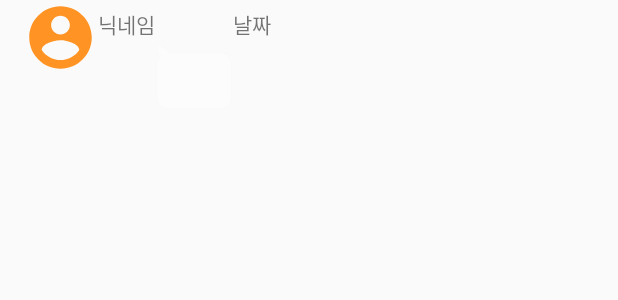
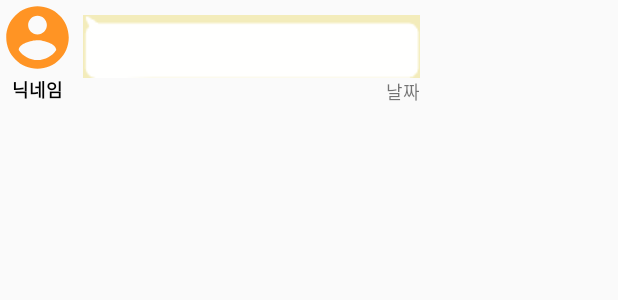
Before and after one commit to kwonjuyeong/mycapston, an Android app: the layout left_chat_item.xml on its own in the app's theme, with its tools: preview values and no code run, on a phone screen of 412 x 824 dp. Shown: the top 300 px of the screen. Run offline under Robolectric (Android 15) with nearby library versions, the phone set to English and light mode, and no system bars.

Commit message:
레이아웃 대량 변경 again2 채팅 레이아웃 다시짬

```diff
--- a/app/src/main/res/drawable/button_shape13.xml
+++ b/app/src/main/res/drawable/button_shape13.xml
@@ -21,8 +21,8 @@
         android:bottom="0dp"
         />
     <size
-        android:width="120dp"
-        android:height="90dp"
+        android:width="200dp"
+        android:height="80dp"
         />
     <stroke
         android:width="3dp"
--- a/app/src/main/res/layout/left_chat_item.xml
+++ b/app/src/main/res/layout/left_chat_item.xml
@@ -5,30 +5,46 @@
     android:layout_width="match_parent"
     android:layout_height="wrap_content">
 
-    <LinearLayout
-        android:layout_width="match_parent"
-        android:layout_height="wrap_content"
-        android:orientation="horizontal"
+    <RelativeLayout
+        android:layout_width="280dp"
+        android:layout_height="70dp"
         app:layout_constraintStart_toStartOf="parent"
         app:layout_constraintTop_toTopOf="parent">
+
+        <LinearLayout
+            android:id="@+id/left_chat_profile"
+            android:layout_width="55dp"
+            android:layout_height="70dp"
+            android:orientation="vertical">
 
             <de.hdodenhof.circleimageview.CircleImageView
                 android:id="@+id/chat_profile"
                 android:layout_width="50dp"
                 android:layout_height="50dp"
-            android:layout_marginLeft="15dp"
                 android:src="@drawable/ic_baseline_account_circle_signiture"></de.hdodenhof.circleimageview.CircleImageView>
+
             <TextView
                 android:id="@+id/chat_nickname"
-            android:layout_width="wrap_content"
-            android:layout_height="wrap_content"
-            android:text="닉네임"/>
+                android:layout_width="50dp"
+                android:layout_height="match_parent"
+                android:layout_gravity="left"
+                android:gravity="center"
+                android:textColor="@color/black"
+                android:textStyle="bold"
+                android:textSize="12dp"
+                android:text="닉네임" />
+        </LinearLayout>
 
+        <LinearLayout
+            android:layout_width="match_parent"
+            android:layout_height="match_parent"
+            android:orientation="vertical"
+            android:layout_toEndOf="@+id/left_chat_profile">
             <TextView
                 android:id="@+id/chat_contents"
-            android:layout_width="wrap_content"
+                android:layout_width="match_parent"
                 android:layout_height="wrap_content"
-            android:layout_marginTop="30dp"
+                android:layout_marginTop="10dp"
                 android:background="@drawable/yourchat"
                 android:backgroundTintMode="screen"
                 android:fontFamily="@font/maru"
@@ -36,15 +52,24 @@
                 android:maxLength="200"
                 android:maxLines="7"
                 android:padding="10dp"
+                android:backgroundTint="@color/little_yellow"
                 android:text=""
-            android:textSize="11dp"
+                android:gravity="bottom"
+                android:textSize="11sp"
                 android:textStyle="bold" />
-
             <TextView
                 android:id="@+id/chat_date"
-            android:layout_width="wrap_content"
-            android:layout_height="wrap_content"
-            android:text="날짜"/>
+                android:layout_width="match_parent"
+                android:layout_height="0dp"
+                android:layout_weight="1"
+                android:gravity="right"
+                android:textSize="12sp"
+                android:text="날짜" />
         </LinearLayout>
+    </RelativeLayout>
+
+
+
+
 
     </androidx.constraintlayout.widget.ConstraintLayout>
```
Also changed, not shown: app/src/main/res/layout/activity_board_detail.xml (+20 -11 lines), app/src/main/res/layout/activity_change_information.xml (+5 -5 lines), app/src/main/res/layout/activity_permission.xml (+4 -5 lines), app/src/main/res/layout/right_chat_item.xml (+42 -25 lines). Lines whose indentation alone changed are shown as unchanged.
